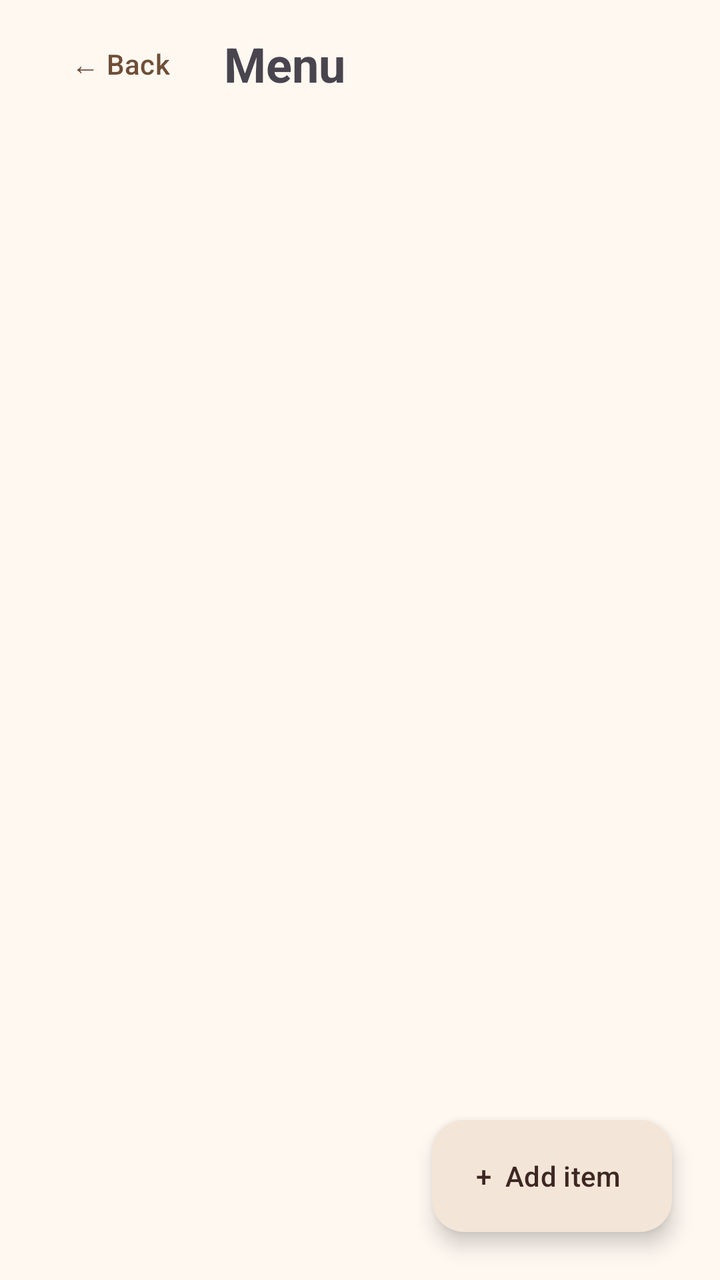
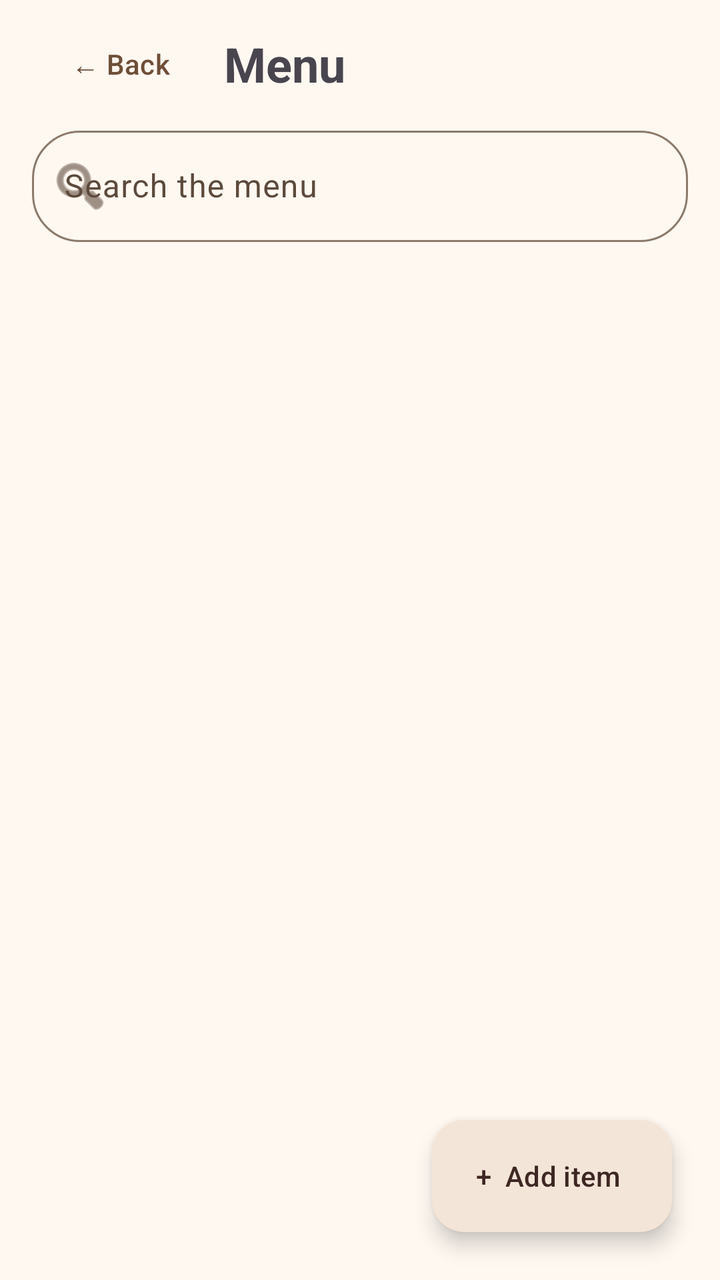

Screens rendered from an Android XML layout before and after an edit, with the pre-edit source and the edit as a unified diff.
<!-- AndroidManifest.xml: application theme Theme.SmartCafeAdmin -->
<!-- res/layout/activity_main.xml -->
<?xml version="1.0" encoding="utf-8"?>
<FrameLayout xmlns:android="http://schemas.android.com/apk/res/android"
    xmlns:app="http://schemas.android.com/apk/res-auto"
    android:id="@+id/main"
    android:layout_width="match_parent"
    android:layout_height="match_parent">

    <LinearLayout
        android:layout_width="match_parent"
        android:layout_height="match_parent"
        android:orientation="vertical"
        android:paddingHorizontal="16dp"
        android:paddingTop="8dp">

        <LinearLayout
            android:layout_width="match_parent"
            android:layout_height="wrap_content"
            android:gravity="center_vertical"
            android:orientation="horizontal">

            <Button
                android:id="@+id/buttonBack"
                style="@style/Widget.Material3.Button.TextButton"
                android:layout_width="wrap_content"
                android:layout_height="wrap_content"
                android:text="← Back" />

            <TextView
                android:layout_width="wrap_content"
                android:layout_height="wrap_content"
                android:layout_marginStart="8dp"
                android:text="Menu"
                android:textSize="24sp"
                android:textStyle="bold" />
        </LinearLayout>

        <HorizontalScrollView
            android:layout_width="match_parent"
            android:layout_height="wrap_content"
            android:scrollbars="none">

            <com.google.android.material.chip.ChipGroup
                android:id="@+id/chipGroupCategories"
                android:layout_width="wrap_content"
                android:layout_height="wrap_content"
                app:selectionRequired="true"
                app:singleLine="true"
                app:singleSelection="true" />
        </HorizontalScrollView>

        <TextView
            android:id="@+id/textEmpty"
            android:layout_width="match_parent"
            android:layout_height="wrap_content"
            android:gravity="center"
            android:padding="24dp"
            android:text="No items in this category yet"
            android:visibility="gone" />

        <androidx.recyclerview.widget.RecyclerView
            android:id="@+id/recyclerMenu"
            android:layout_width="match_parent"
            android:layout_height="0dp"
            android:layout_weight="1"
            android:clipToPadding="false"
            android:paddingBottom="96dp" />
    </LinearLayout>

    <com.google.android.material.floatingactionbutton.ExtendedFloatingActionButton
        android:id="@+id/fabAdd"
        android:layout_width="wrap_content"
        android:layout_height="wrap_content"
        android:layout_gravity="bottom|end"
        android:layout_margin="24dp"
        android:text="+  Add item" />

</FrameLayout>
<!-- resources referenced by this layout -->
<resources>
  <style name="Theme.SmartCafeAdmin" parent="Base.Theme.SmartCafeAdmin" />
  <style name="Base.Theme.SmartCafeAdmin" parent="Theme.Material3.Light.NoActionBar">
          <item name="colorPrimary">#6F4E37</item>
          <item name="colorOnPrimary">#FFFFFF</item>
          <item name="colorPrimaryContainer">#F3E5D8</item>
          <item name="colorOnPrimaryContainer">#3E2723</item>
  
          <item name="colorSecondary">#A47148</item>
          <item name="colorOnSecondary">#FFFFFF</item>
          <item name="colorSecondaryContainer">#F6E3CF</item>
          <item name="colorOnSecondaryContainer">#3E2723</item>
  
          <item name="android:colorBackground">#FFF8F1</item>
          <item name="colorOnBackground">#2B1D14</item>
          <item name="colorSurface">#FFF8F1</item>
          <item name="colorOnSurface">#2B1D14</item>
          <item name="colorSurfaceVariant">#EFE0D2</item>
          <item name="colorOnSurfaceVariant">#5D4A3C</item>
          <item name="colorOutline">#8D7A6B</item>
  
          <item name="android:windowLightStatusBar">true</item>
      </style>
</resources>

<!-- the commit's change to res/layout/activity_main.xml (unified diff, before → after) -->
@@ -34,9 +34,33 @@
                 android:textStyle="bold" />
         </LinearLayout>
 
+        
+        <com.google.android.material.textfield.TextInputLayout
+            style="@style/Widget.Material3.TextInputLayout.OutlinedBox"
+            android:layout_width="match_parent"
+            android:layout_height="wrap_content"
+            android:layout_marginTop="4dp"
+            android:hint="Search the menu"
+            app:boxCornerRadiusBottomEnd="24dp"
+            app:boxCornerRadiusBottomStart="24dp"
+            app:boxCornerRadiusTopEnd="24dp"
+            app:boxCornerRadiusTopStart="24dp"
+            app:endIconMode="clear_text"
+            app:startIconDrawable="@android:drawable/ic_menu_search">
+
+            <com.google.android.material.textfield.TextInputEditText
+                android:id="@+id/editSearch"
+                android:layout_width="match_parent"
+                android:layout_height="wrap_content"
+                android:imeOptions="actionSearch"
+                android:inputType="text"
+                android:maxLines="1" />
+        </com.google.android.material.textfield.TextInputLayout>
+
         <HorizontalScrollView
             android:layout_width="match_parent"
             android:layout_height="wrap_content"
+            android:layout_marginTop="4dp"
             android:scrollbars="none">
 
             <com.google.android.material.chip.ChipGroup
@@ -54,7 +78,7 @@
             android:layout_height="wrap_content"
             android:gravity="center"
             android:padding="24dp"
-            android:text="No items in this category yet"
+            android:text="No items found"
             android:visibility="gone" />
 
         <androidx.recyclerview.widget.RecyclerView
